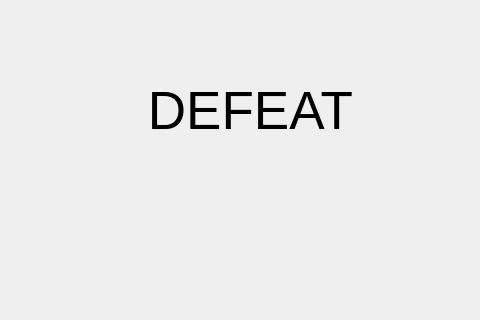
Qt form mainwindow.ui (Stalpaard/MediaProcessingGame) before a commit; both pictures show x 279 to 759 and y 121 to 441 of the 870 by 671 pixel window.
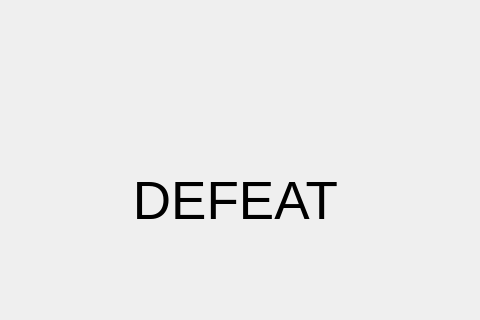
The same form after that commit.

Commit message: Added possibility to hold pan buttons for faster panning

Diff of the .ui file:
```diff
--- a/mainwindow.ui
+++ b/mainwindow.ui
@@ -216,6 +216,12 @@
             <height>581</height>
            </rect>
           </property>
+          <property name="sizePolicy">
+           <sizepolicy hsizetype="Preferred" vsizetype="Preferred">
+            <horstretch>0</horstretch>
+            <verstretch>0</verstretch>
+           </sizepolicy>
+          </property>
           <property name="frameShape">
            <enum>QFrame::StyledPanel</enum>
           </property>
@@ -228,12 +234,18 @@
           <widget class="QLabel" name="label">
            <property name="geometry">
             <rect>
-             <x>250</x>
-             <y>140</y>
-             <width>211</width>
-             <height>71</height>
+             <x>230</x>
+             <y>220</y>
+             <width>221</width>
+             <height>91</height>
             </rect>
            </property>
+           <property name="sizePolicy">
+            <sizepolicy hsizetype="Preferred" vsizetype="Preferred">
+             <horstretch>0</horstretch>
+             <verstretch>0</verstretch>
+            </sizepolicy>
+           </property>
            <property name="font">
             <font>
              <pointsize>40</pointsize>
@@ -245,6 +257,9 @@
            <property name="alignment">
             <set>Qt::AlignCenter</set>
            </property>
+           <property name="wordWrap">
+            <bool>false</bool>
+           </property>
           </widget>
          </widget>
         </widget>
```
Left out of the diff: 3 changed lines with no effect on the pictures. The commit also changes 3 other files.
